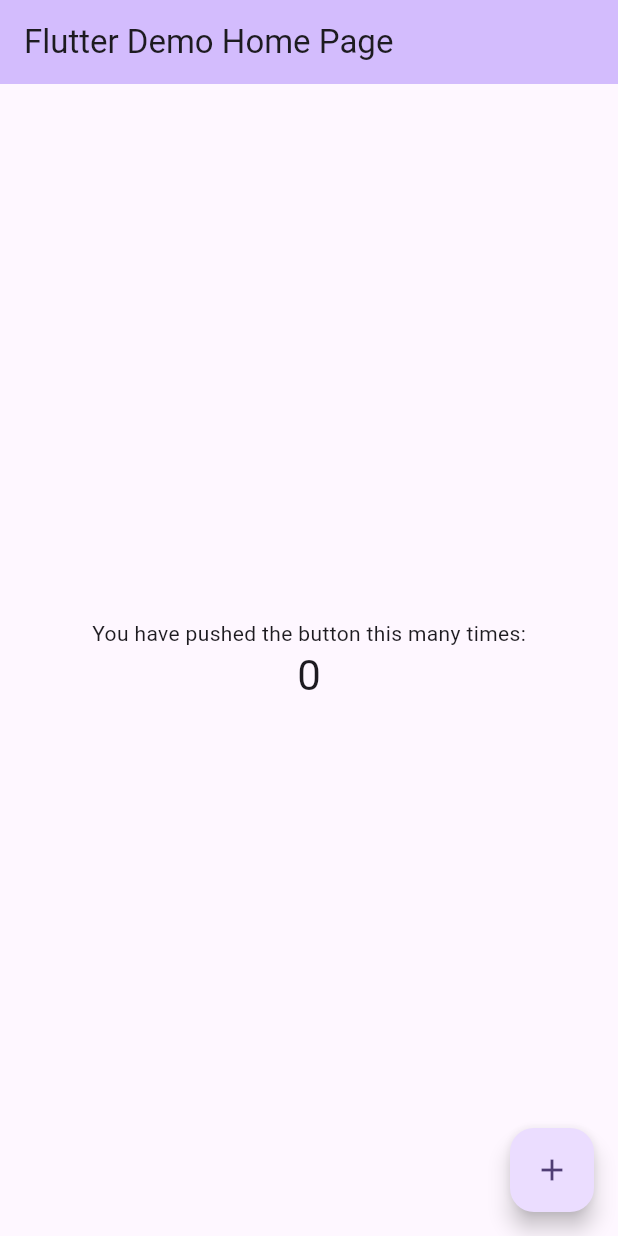
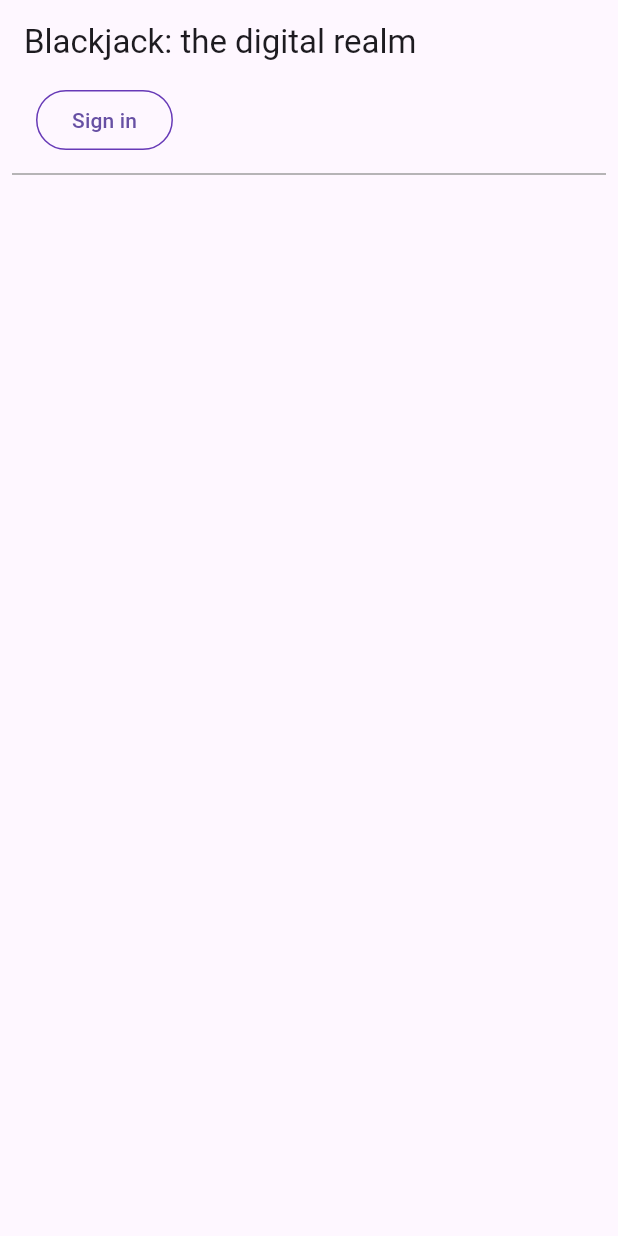
Before and after one commit to LeitMoth/blackjack-the-digital-realm, a Flutter app: the screen it shows after launch, on a phone screen of 412 x 824 dp. Run offline on Flutter 3.47's test engine with Material 3 defaults, Android fonts, the phone set to English and light mode, and no system bars; our stand-ins replace firebase_auth, firebase_core, go_router, google_fonts; missing offline and left inert: firebase_ui_auth; accounts and stored records are empty.

Commit message:
Updated Authentication Screens (pulled from Project 5)

```diff
--- /dev/null
+++ b/lib/app_state.dart
@@ -0,0 +1,34 @@
+import 'package:firebase_auth/firebase_auth.dart'
+    hide EmailAuthProvider, PhoneAuthProvider;
+import 'package:firebase_core/firebase_core.dart';
+import 'package:firebase_ui_auth/firebase_ui_auth.dart';
+import 'package:flutter/material.dart';
+
+import 'firebase_options.dart';
+
+class ApplicationState extends ChangeNotifier {
+  ApplicationState() {
+    init();
+  }
+
+  bool _loggedIn = false;
+  bool get loggedIn => _loggedIn;
+
+  Future<void> init() async {
+    await Firebase.initializeApp(
+        options: DefaultFirebaseOptions.currentPlatform);
+
+    FirebaseUIAuth.configureProviders([
+      EmailAuthProvider(),
+    ]);
+
+    FirebaseAuth.instance.userChanges().listen((user) {
+      if (user != null) {
+        _loggedIn = true;
+      } else {
+        _loggedIn = false;
+      }
+      notifyListeners();
+    });
+  }
+}
--- /dev/null
+++ b/lib/home_page.dart
@@ -0,0 +1,42 @@
+import 'package:firebase_auth/firebase_auth.dart' // new
+    hide EmailAuthProvider, PhoneAuthProvider;    // new
+import 'package:flutter/material.dart';           // new
+import 'package:provider/provider.dart';          // new
+
+import 'app_state.dart';                          // new
+import 'src/authentication.dart';                 // new
+import 'src/widgets.dart';                  // new
+
+
+class HomePage extends StatelessWidget {
+  const HomePage({super.key});
+
+  @override
+  Widget build(BuildContext context) {
+    return Scaffold(
+      appBar: AppBar(
+        title: const Text('Blackjack: the digital realm'),
+      ),
+      body: ListView(
+        children: <Widget>[
+          // Add from here
+          Consumer<ApplicationState>(
+            builder: (context, appState, _) => AuthFunc(
+                loggedIn: appState.loggedIn,
+                signOut: () {
+                  FirebaseAuth.instance.signOut();
+                }),
+          ),
+          // to here
+          const Divider(
+            height: 8,
+            thickness: 1,
+            indent: 8,
+            endIndent: 8,
+            color: Colors.grey,
+          ),
+        ],
+      ),
+    );
+  }
+}
--- a/lib/main.dart
+++ b/lib/main.dart
@@ -1,125 +1,123 @@
+import 'package:firebase_ui_auth/firebase_ui_auth.dart'; // New import
 import 'package:flutter/material.dart';
+import 'package:go_router/go_router.dart'; // New import
+import 'package:google_fonts/google_fonts.dart';
+import 'package:provider/provider.dart'; // New import
+
+import 'app_state.dart';
+import 'home_page.dart';
 
 void main() {
-  runApp(const MyApp());
+  WidgetsFlutterBinding.ensureInitialized();
+
+  runApp(ChangeNotifierProvider(
+    create: (context) => ApplicationState(),
+    builder: (context, child) => const App(),
+  ));
 }
 
-class MyApp extends StatelessWidget {
-  const MyApp({super.key});
+class App extends StatelessWidget {
+  const App({super.key});
 
-  // This widget is the root of your application.
   @override
   Widget build(BuildContext context) {
-    return MaterialApp(
-      title: 'Flutter Demo',
+    return MaterialApp.router(
+      title: 'Firebase Meetup',
       theme: ThemeData(
-        // This is the theme of your application.
-        //
-        // TRY THIS: Try running your application with "flutter run". You'll see
-        // the application has a purple toolbar. Then, without quitting the app,
-        // try changing the seedColor in the colorScheme below to Colors.green
-        // and then invoke "hot reload" (save your changes or press the "hot
-        // reload" button in a Flutter-supported IDE, or press "r" if you used
-        // the command line to start the app).
-        //
-        // Notice that the counter didn't reset back to zero; the application
-        // state is not lost during the reload. To reset the state, use hot
-        // restart instead.
-        //
-        // This works for code too, not just values: Most code changes can be
-        // tested with just a hot reload.
-        colorScheme: ColorScheme.fromSeed(seedColor: Colors.deepPurple),
+        buttonTheme: Theme.of(context).buttonTheme.copyWith(
+          highlightColor: Colors.deepPurple,
+        ),
+        primarySwatch: Colors.deepPurple,
+        textTheme: GoogleFonts.robotoTextTheme(
+          Theme.of(context).textTheme,
+        ),
+        visualDensity: VisualDensity.adaptivePlatformDensity,
         useMaterial3: true,
       ),
-      home: const MyHomePage(title: 'Flutter Demo Home Page'),
+      routerConfig: _router, // Set up routing
     );
   }
 }
 
-class MyHomePage extends StatefulWidget {
-  const MyHomePage({super.key, required this.title});
-
-  // This widget is the home page of your application. It is stateful, meaning
-  // that it has a State object (defined below) that contains fields that affect
-  // how it looks.
-
-  // This class is the configuration for the state. It holds the values (in this
-  // case the title) provided by the parent (in this case the App widget) and
-  // used by the build method of the State. Fields in a Widget subclass are
-  // always marked "final".
-
-  final String title;
-
-  @override
-  State<MyHomePage> createState() => _MyHomePageState();
-}
-
-class _MyHomePageState extends State<MyHomePage> {
-  int _counter = 0;
-
-  void _incrementCounter() {
-    setState(() {
-      // This call to setState tells the Flutter framework that something has
-      // changed in this State, which causes it to rerun the build method below
-      // so that the display can reflect the updated values. If we changed
-      // _counter without calling setState(), then the build method would not be
-      // called again, and so nothing would appear to happen.
-      _counter++;
-    });
-  }
-
-  @override
-  Widget build(BuildContext context) {
-    // This method is rerun every time setState is called, for instance as done
-    // by the _incrementCounter method above.
-    //
-    // The Flutter framework has been optimized to make rerunning build methods
-    // fast, so that you can just rebuild anything that needs updating rather
-    // than having to individually change instances of widgets.
-    return Scaffold(
-      appBar: AppBar(
-        // TRY THIS: Try changing the color here to a specific color (to
-        // Colors.amber, perhaps?) and trigger a hot reload to see the AppBar
-        // change color while the other colors stay the same.
-        backgroundColor: Theme.of(context).colorScheme.inversePrimary,
-        // Here we take the value from the MyHomePage object that was created by
-        // the App.build method, and use it to set our appbar title.
-        title: Text(widget.title),
-      ),
-      body: Center(
-        // Center is a layout widget. It takes a single child and positions it
-        // in the middle of the parent.
-        child: Column(
-          // Column is also a layout widget. It takes a list of children and
-          // arranges them vertically. By default, it sizes itself to fit its
-          // children horizontally, and tries to be as tall as its parent.
-          //
-          // Column has various properties to control how it sizes itself and
-          // how it positions its children. Here we use mainAxisAlignment to
-          // center the children vertically; the main axis here is the vertical
-          // axis because Columns are vertical (the cross axis would be
-          // horizontal).
-          //
-          // TRY THIS: Invoke "debug painting" (choose the "Toggle Debug Paint"
-          // action in the IDE, or press "p" in the console), to see the
-          // wireframe for each widget.
-          mainAxisAlignment: MainAxisAlignment.center,
-          children: <Widget>[
-            const Text(
-              'You have pushed the button this many times:',
-            ),
-            Text(
-              '$_counter',
-              style: Theme.of(context).textTheme.headlineMedium,
+// Router configuration
+final _router = GoRouter(
+  routes: [
+    GoRoute(
+      path: '/',
+      builder: (context, state) => const HomePage(),
+      routes: [
+        // Sign In route
+        GoRoute(
+          path: 'sign-in',
+          builder: (context, state) {
+            return SignInScreen(
+              actions: [
+                // Action for forgotten password
+                ForgotPasswordAction(((context, email) {
+                  final uri = Uri(
+                    path: '/sign-in/forgot-password',
+                    queryParameters: <String, String?>{
+                      'email': email,
+                    },
+                  );
+                  context.push(uri.toString());
+                })),
+                // Handle user state changes
+                AuthStateChangeAction(((context, state) {
+                  final user = switch (state) {
+                    SignedIn state => state.user,
+                    UserCreated state => state.credential.user,
+                    _ => null
+                  };
+                  if (user == null) {
+                    return;
+                  }
+                  if (state is UserCreated) {
+                    user.updateDisplayName(user.email!.split('@')[0]);
+                  }
+                  if (!user.emailVerified) {
+                    user.sendEmailVerification();
+                    const snackBar = SnackBar(
+                      content: Text(
+                        'Please check your email to verify your email address'
+                      ),
+                    );
+                    ScaffoldMessenger.of(context).showSnackBar(snackBar);
+                  }
+                  context.pushReplacement('/');
+                })),
+              ],
+            );
+          },
+          // Route for forgot password
+          routes: [
+            GoRoute(
+              path: 'forgot-password',
+              builder: (context, state) {
+                final arguments = state.queryParameters;
+                return ForgotPasswordScreen(
+                  email: arguments['email'],
+                  headerMaxExtent: 200,
+                );
+              },
             ),
           ],
         ),
-      ),
-      floatingActionButton: FloatingActionButton(
-        onPressed: _incrementCounter,
-        tooltip: 'Increment',
-        child: const Icon(Icons.add),
-      ), // This trailing comma makes auto-formatting nicer for build methods.
-    );
-  }
-}
+        // Profile route
+        GoRoute(
+          path: 'profile',
+          builder: (context, state) {
+            return ProfileScreen(
+              providers: const [],
+              actions: [
+                SignedOutAction((context) {
+                  context.pushReplacement('/');
+                }),
+              ],
+            );
+          },
+        ),
+      ],
+    ),
+  ],
+);
--- /dev/null
+++ b/lib/src/authentication.dart
@@ -0,0 +1,46 @@
+// Copyright 2022 The Flutter Authors. All rights reserved.
+// Use of this source code is governed by a BSD-style license that can be
+// found in the LICENSE file.
+
+import 'package:flutter/material.dart';
+import 'package:go_router/go_router.dart';
+
+import 'widgets.dart';
+
+class AuthFunc extends StatelessWidget {
+  const AuthFunc({
+    super.key,
+    required this.loggedIn,
+    required this.signOut,
+  });
+
+  final bool loggedIn;
+  final void Function() signOut;
+
+  @override
+  Widget build(BuildContext context) {
+    return Row(
+      children: [
+        Padding(
+          padding: const EdgeInsets.only(left: 24, bottom: 8),
+          child: StyledButton(
+              onPressed: () {
+                !loggedIn ? context.push('/sign-in') : signOut();
+              },
+              child: !loggedIn ? const Text('Sign in') : const Text('Logout')),
+        ),
+        Visibility(
+          visible: loggedIn,
+          child: Padding(
+            padding: const EdgeInsets.only(left: 24, bottom: 8),
+            child: StyledButton(
+                onPressed: () {
+                  context.push('/profile');
+                },
+                child: const Text('Profile')),
+          ),
+        )
+      ],
+    );
+  }
+}
--- a/pubspec.yaml
+++ b/pubspec.yaml
@@ -32,6 +32,8 @@
     sdk: flutter
 
 
+
+
   # The following adds the Cupertino Icons font to your application.
   # Use with the CupertinoIcons class for iOS style icons.
   cupertino_icons: ^1.0.8
@@ -40,6 +42,9 @@
   cloud_firestore: ^5.4.4
   provider: ^6.1.2
   firebase_ui_auth: ^1.16.0
+  #added these from project 5
+  go_router: ^8.0.0
+  google_fonts: ^6.2.1
 
 dev_dependencies:
   flutter_test:
```
Also changed, not shown: lib/src/widgets.dart (added, +67 -0 lines), pubspec.lock, 7 other files.
